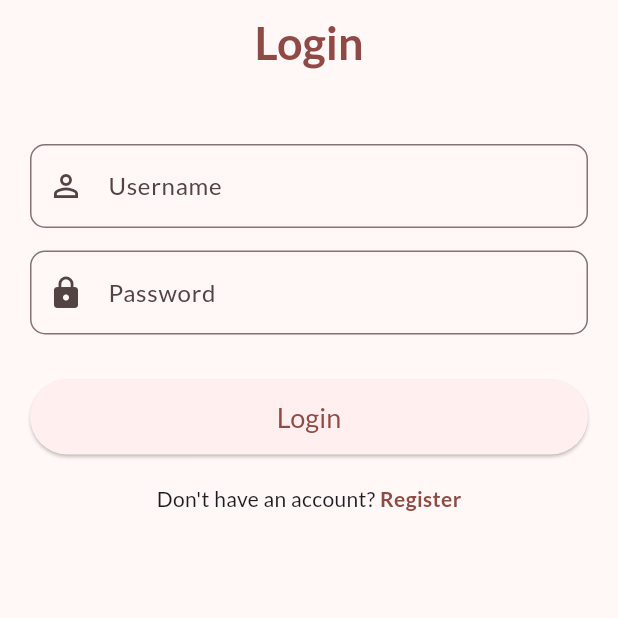
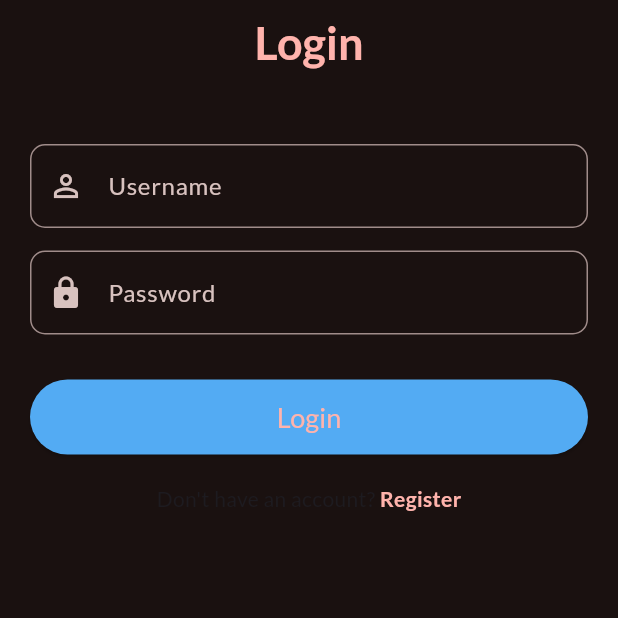
Before and after one commit to Vaibhav2154/eDIGIcator, a Flutter app: the screen it shows after launch, on a phone screen of 412 x 824 dp, the top half of it. Run offline on Flutter 3.47's test engine with Material 3 defaults, Android fonts, the phone set to English and light mode, and no system bars; our stand-ins replace flutter_riverpod, google_fonts, image_picker, permission_handler, shared_preferences, youtube_player_flutter.

Commit message:
Frontend Update

```diff
--- /dev/null
+++ b/frontend/lib/configs/AppColors.dart
@@ -0,0 +1,6 @@
+import 'package:flutter/material.dart';
+
+class AppColors{
+
+  var primary =  Color.fromARGB(255, 83, 171, 243);
+}
--- a/frontend/lib/main.dart
+++ b/frontend/lib/main.dart
@@ -3,7 +3,7 @@ import 'package:flutter/material.dart';
 import 'package:flutter_riverpod/flutter_riverpod.dart';
 import 'theme/theme.dart';
 
-void main() {
+void  main() {
   runApp(const ProviderScope(child: App()));
 }
 
--- a/frontend/lib/pages/OnboardingPage.dart
+++ b/frontend/lib/pages/authentication/OnboardingPage.dart
@@ -5,7 +5,7 @@ import 'package:http/http.dart' as http;
 import 'dart:convert';
 import 'package:shared_preferences/shared_preferences.dart';
 
-import 'package:edigicator/pages/HomePage.dart';
+import 'package:edigicator/pages/home/HomePage.dart';
 
 class OnboardingPage extends ConsumerStatefulWidget {
 
--- a/frontend/lib/pages/authentication/RegisterPageSyllabus.dart
+++ b/frontend/lib/pages/authentication/RegisterPageSyllabus.dart
@@ -2,7 +2,7 @@ import 'package:flutter/material.dart';
 import 'package:image_picker/image_picker.dart';
 import 'dart:io';
 import 'package:http/http.dart' as http;
-import 'package:edigicator/pages/OnboardingPage.dart'; // Import OnboardingPage
+import 'package:edigicator/pages/authentication/OnboardingPage.dart'; // Import OnboardingPage
 import 'package:http_parser/http_parser.dart';
 import 'dart:convert';
 
--- a/frontend/lib/pages/authentication/loginpage.dart
+++ b/frontend/lib/pages/authentication/loginpage.dart
@@ -1,4 +1,5 @@
-import 'package:edigicator/pages/HomePage.dart';
+import 'package:edigicator/configs/AppColors.dart';
+import 'package:edigicator/pages/home/HomePage.dart';
 import 'package:flutter/material.dart';
 import 'package:http/http.dart' as http;
 import 'dart:convert';
@@ -100,6 +101,9 @@ class _LoginPageState extends State<LoginPage> {
               child: ElevatedButton(
                 onPressed: _loginUser,
                 child: const Text('Login', style: TextStyle(fontSize: 18)),
+                style: ElevatedButton.styleFrom(
+                  backgroundColor: Color.fromARGB(255, 83, 171, 243),
+                ),
               ),
             ),
             const SizedBox(height: 20),
--- a/frontend/lib/pages/subjects/mathshome.dart
+++ b/frontend/lib/pages/subjects/mathshome.dart
@@ -2,7 +2,7 @@ import 'package:flutter/material.dart';
 import 'package:flutter_riverpod/flutter_riverpod.dart';
 import 'package:edigicator/services/language_provider.dart';
 import 'package:edigicator/pages/modulespage.dart';
-import 'package:edigicator/pages/resource_page.dart'; // Import ResourcesPage
+import 'package:edigicator/pages/resources/resource_page.dart'; // Import ResourcesPage
 
 class MathsHome extends ConsumerStatefulWidget {
   final int selectedClass;
--- a/frontend/lib/pages/syllabushome.dart
+++ b/frontend/lib/pages/syllabushome.dart
@@ -1,5 +1,5 @@
 import 'package:flutter/material.dart';
-import 'package:edigicator/pages/subjectselection.dart'; // Import the next page
+import 'package:edigicator/pages/subjects/subjectselection.dart'; // Import the next page
 
 class SyllabusHomePage extends StatelessWidget {
   @override
--- a/frontend/lib/theme/theme.dart
+++ b/frontend/lib/theme/theme.dart
@@ -4,7 +4,7 @@ import 'package:google_fonts/google_fonts.dart';
 final ThemeData theme = ThemeData(
   useMaterial3: true,
   colorScheme: ColorScheme.fromSeed(
-    brightness: Brightness.light,
+    brightness: Brightness.dark,
     seedColor: const Color.fromARGB(255, 251, 58, 58),
   ),
   textTheme: GoogleFonts.latoTextTheme(),
```
Also changed, not shown: frontend/lib/pages/home/HomePage.dart (renamed from frontend/lib/pages/HomePage.dart, +4 -4 lines), frontend/lib/pages/home/chat_page.dart (renamed from frontend/lib/pages/chat_page.dart), frontend/lib/pages/home/compihome.dart (renamed from frontend/lib/pages/compihome.dart), frontend/lib/pages/home/latestnewspage.dart (renamed from frontend/lib/pages/latestnewspage.dart), frontend/lib/pages/home/profilepage.dart (renamed from frontend/lib/pages/profilepage.dart), frontend/lib/pages/iframe_video_page.dart (deleted), frontend/lib/pages/resources/resource_page.dart (renamed from frontend/lib/pages/resource_page.dart), frontend/lib/pages/resources/youtube_page.dart (renamed from frontend/lib/pages/youtube_page.dart), frontend/lib/pages/subjects/subjectselection.dart (renamed from frontend/lib/pages/subjectselection.dart), frontend/lib/services/api_service.dart (renamed from frontend/lib/pages/api_service.dart), 1 other file.
